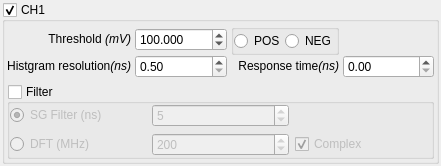
Old version of the form contrib/agilent/libs/ap240w/findslopeform.ui in the repository qtplatz/qtplatz.
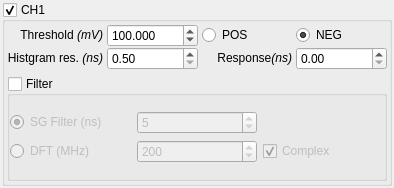
New version of the form.

Commit message: widget make them smaller

The edit to the form file:
```diff
--- a/contrib/agilent/libs/ap240w/findslopeform.ui
+++ b/contrib/agilent/libs/ap240w/findslopeform.ui
@@ -6,8 +6,8 @@
    <rect>
     <x>0</x>
     <y>0</y>
-    <width>441</width>
-    <height>139</height>
+    <width>394</width>
+    <height>188</height>
    </rect>
   </property>
   <property name="windowTitle">
@@ -65,6 +65,32 @@
             <property name="verticalSpacing">
              <number>0</number>
             </property>
+            <item row="1" column="3">
+             <widget class="QDoubleSpinBox" name="doubleSpinBox_resp"/>
+            </item>
+            <item row="1" column="1">
+             <widget class="QDoubleSpinBox" name="doubleSpinBox_resolution">
+              <property name="minimum">
+               <double>0.500000000000000</double>
+              </property>
+              <property name="maximum">
+               <double>50.000000000000000</double>
+              </property>
+              <property name="singleStep">
+               <double>0.500000000000000</double>
+              </property>
+             </widget>
+            </item>
+            <item row="1" column="0">
+             <widget class="QLabel" name="label_3">
+              <property name="text">
+               <string>&lt;html&gt;&lt;head/&gt;&lt;body&gt;&lt;p&gt;Histgram res. &lt;span style=&quot; font-style:italic;&quot;&gt;(ns)&lt;/span&gt;&lt;/p&gt;&lt;/body&gt;&lt;/html&gt;</string>
+              </property>
+              <property name="alignment">
+               <set>Qt::AlignRight|Qt::AlignTrailing|Qt::AlignVCenter</set>
+              </property>
+             </widget>
+            </item>
             <item row="0" column="0">
              <widget class="QLabel" name="label">
               <property name="text">
@@ -103,83 +129,32 @@
               </property>
              </widget>
             </item>
-            <item row="1" column="0">
-             <widget class="QLabel" name="label_3">
-              <property name="text">
-               <string>Histgram resolution&lt;i&gt;(ns)&lt;/i&gt;</string>
-              </property>
-              <property name="alignment">
-               <set>Qt::AlignRight|Qt::AlignTrailing|Qt::AlignVCenter</set>
-              </property>
-             </widget>
-            </item>
-            <item row="1" column="1">
-             <widget class="QDoubleSpinBox" name="doubleSpinBox_resolution">
-              <property name="minimum">
-               <double>0.500000000000000</double>
-              </property>
-              <property name="maximum">
-               <double>50.000000000000000</double>
-              </property>
-              <property name="singleStep">
-               <double>0.500000000000000</double>
-              </property>
-             </widget>
-            </item>
             <item row="0" column="2">
-             <widget class="QGroupBox" name="groupBox_2">
-              <property name="title">
-               <string/>
+             <widget class="QRadioButton" name="radioButton_pos">
+              <property name="text">
+               <string>POS</string>
               </property>
-              <layout class="QHBoxLayout" name="horizontalLayout_2">
-               <property name="leftMargin">
-                <number>0</number>
-               </property>
-               <property name="topMargin">
-                <number>0</number>
-               </property>
-               <property name="rightMargin">
-                <number>0</number>
-               </property>
-               <property name="bottomMargin">
-                <number>0</number>
-               </property>
-               <item>
-                <layout class="QHBoxLayout" name="horizontalLayout">
-                 <property name="spacing">
-                  <number>0</number>
-                 </property>
-                 <item>
-                  <widget class="QRadioButton" name="radioButton_pos">
-                   <property name="text">
-                    <string>POS</string>
-                   </property>
-                  </widget>
-                 </item>
-                 <item>
-                  <widget class="QRadioButton" name="radioButton_neg">
-                   <property name="text">
-                    <string>NEG</string>
-                   </property>
-                  </widget>
-                 </item>
-                </layout>
-               </item>
-              </layout>
              </widget>
             </item>
             <item row="1" column="2">
              <widget class="QLabel" name="label_2">
               <property name="text">
-               <string>&lt;html&gt;&lt;head/&gt;&lt;body&gt;&lt;p&gt;Response time&lt;span style=&quot; font-style:italic;&quot;&gt;(ns)&lt;/span&gt;&lt;/p&gt;&lt;/body&gt;&lt;/html&gt;</string>
+               <string>&lt;html&gt;&lt;head/&gt;&lt;body&gt;&lt;p&gt;Response&lt;span style=&quot; font-style:italic;&quot;&gt;(ns)&lt;/span&gt;&lt;/p&gt;&lt;/body&gt;&lt;/html&gt;</string>
               </property>
               <property name="alignment">
                <set>Qt::AlignRight|Qt::AlignTrailing|Qt::AlignVCenter</set>
               </property>
              </widget>
             </item>
-            <item row="1" column="3">
-             <widget class="QDoubleSpinBox" name="doubleSpinBox_resp"/>
+            <item row="0" column="3">
+             <widget class="QRadioButton" name="radioButton_neg">
+              <property name="text">
+               <string>NEG</string>
+              </property>
+              <property name="checked">
+               <bool>true</bool>
+              </property>
+             </widget>
             </item>
            </layout>
           </item>
```
The commit also changes 4 other files.
